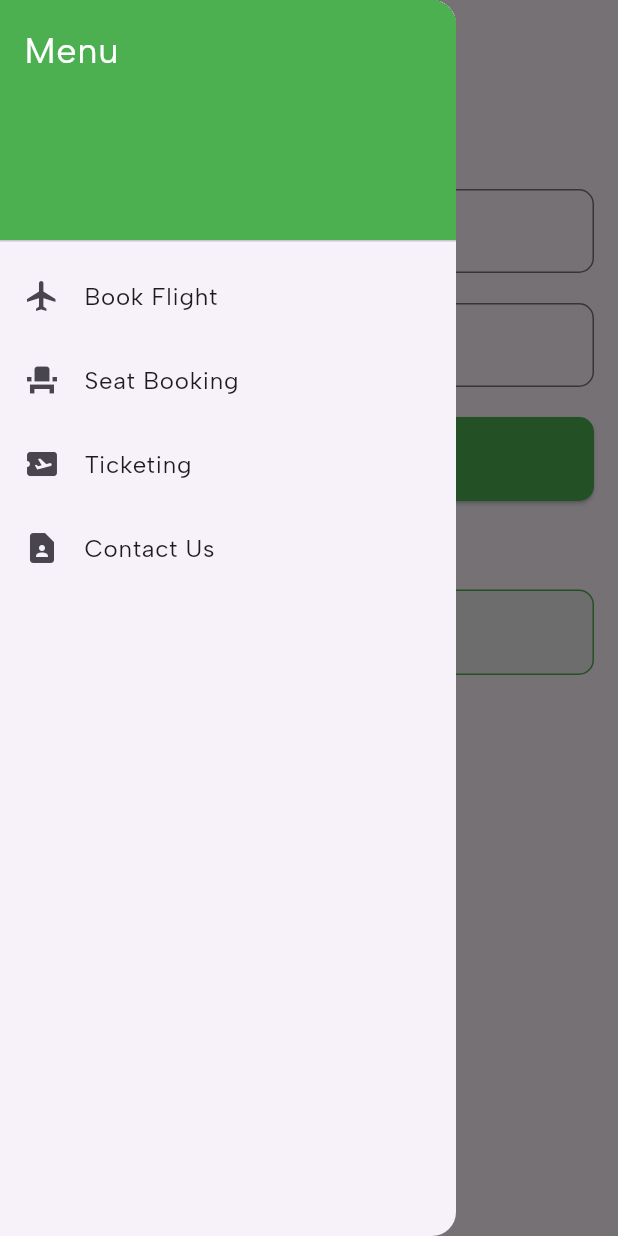
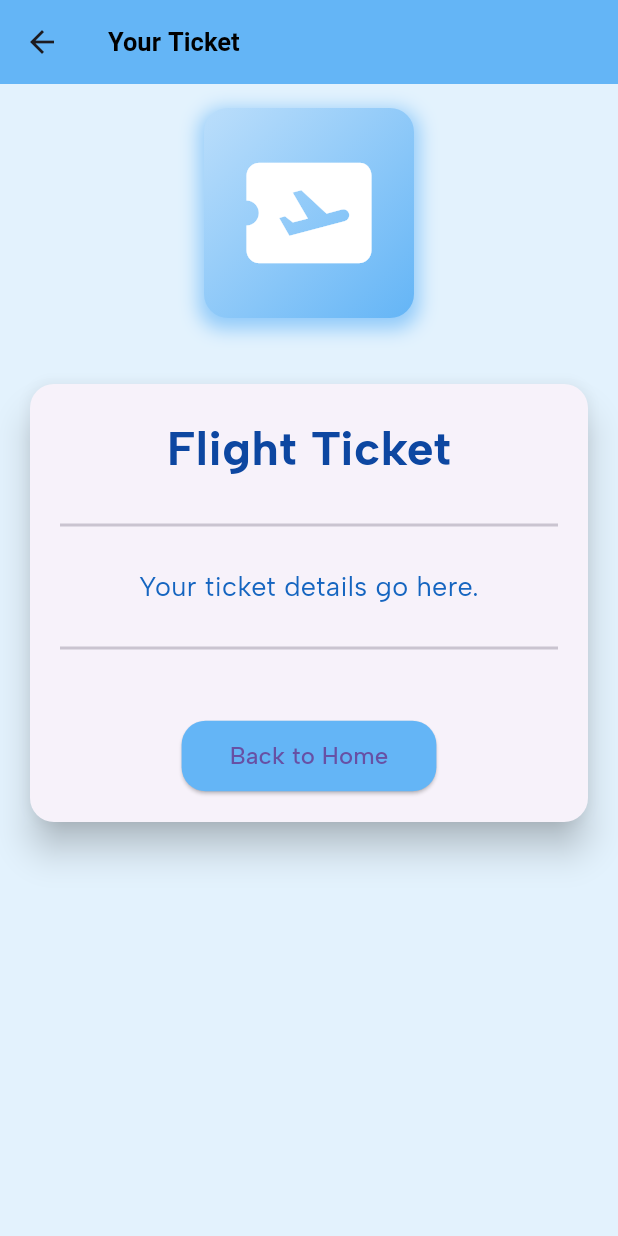
Before and after one commit to Collinstoo/Anga-App, a Flutter app: the PaymentPage screen opened directly, after a tap on the "menu" icon, after a tap on "Ticketing", on a phone screen of 412 x 824 dp. Run offline on Flutter 3.47's test engine with Material 3 defaults, Android fonts, the phone set to English and light mode, and no system bars; our stand-ins replace google_fonts, intl_phone_field; network calls fail.

Commit message:
added ticketing page

```diff
--- /dev/null
+++ b/lib/User/Ticketing_page.dart
@@ -0,0 +1,99 @@
+import 'package:flutter/material.dart';
+
+class TicketingPage extends StatelessWidget {
+  @override
+  Widget build(BuildContext context) {
+    return Scaffold(
+      backgroundColor: Colors.blue[50],
+      appBar: AppBar(
+        title: Text(
+          'Your Ticket',
+          style: TextStyle(fontFamily: 'Arial', fontWeight: FontWeight.bold),
+        ),
+        backgroundColor: Colors.blue[300],
+        elevation: 0,
+      ),
+      body: SingleChildScrollView(
+        padding: EdgeInsets.all(16.0),
+        child: Center(
+          child: Column(
+            mainAxisAlignment: MainAxisAlignment.center,
+            children: [
+              Container(
+                padding: EdgeInsets.all(20.0),
+                decoration: BoxDecoration(
+                  gradient: LinearGradient(
+                    colors: [Colors.blue[100]!, Colors.blue[300]!],
+                    begin: Alignment.topLeft,
+                    end: Alignment.bottomRight,
+                  ),
+                  borderRadius: BorderRadius.circular(16),
+                  boxShadow: [
+                    BoxShadow(
+                      color: Colors.blue[200]!,
+                      blurRadius: 10,
+                      spreadRadius: 3,
+                      offset: Offset(0, 4),
+                    ),
+                  ],
+                ),
+                child: Icon(
+                  Icons.airplane_ticket,
+                  size: 100,
+                  color: Colors.white,
+                ),
+              ),
+              SizedBox(height: 40),
+              Card(
+                elevation: 10,
+                shape: RoundedRectangleBorder(
+                  borderRadius: BorderRadius.circular(16),
+                ),
+                child: Padding(
+                  padding: const EdgeInsets.all(20.0),
+                  child: Column(
+                    mainAxisSize: MainAxisSize.min,
+                    children: [
+                      Text(
+                        'Flight Ticket',
+                        style: TextStyle(fontSize: 32, fontWeight: FontWeight.bold, color: Colors.blue[900]),
+                      ),
+                      SizedBox(height: 20),
+                      Divider(thickness: 2),
+                      SizedBox(height: 20),
+                      Text(
+                        'Your ticket details go here.',
+                        style: TextStyle(fontSize: 18, color: Colors.blue[800]),
+                        textAlign: TextAlign.center,
+                      ),
+                      SizedBox(height: 20),
+                      Divider(thickness: 2),
+                      SizedBox(height: 40),
+                      ElevatedButton(
+                        style: ElevatedButton.styleFrom(
+                          backgroundColor: Colors.blue[300],
+                          shape: RoundedRectangleBorder(
+                            borderRadius: BorderRadius.circular(16),
+                          ),
+                          padding: EdgeInsets.symmetric(horizontal: 32, vertical: 12),
+                        ),
+                        onPressed: () {
+
+                          Navigator.pop(context); // Example navigation back
+                        },
+                        child: Text(
+                          'Back to Home',
+                          style: TextStyle(fontSize: 16),
+                        ),
+                      ),
+                    ],
+                  ),
+                ),
+              ),
+            ],
+          ),
+        ),
+      ),
+    );
+  }
+}
--- a/lib/User/login_page.dart
+++ b/lib/User/login_page.dart
@@ -15,7 +15,7 @@ class _LoginPageState extends State<LoginPage> {
   bool isLoading = false; // Loading indicator
 
   Future<void> loginUser(String email, String password) async {
-    final url = Uri.parse('http://192.168.1.63:8000/api/login'); // Replace with your API endpoint
+    final url = Uri.parse('http://192.168.1.63:8000/api/login');
 
     try {
       final response = await http.post(
--- a/lib/User/payment_page.dart
+++ b/lib/User/payment_page.dart
@@ -1,6 +1,8 @@
 import 'package:flight_booking_application/User/contactus_page.dart';
 import 'package:flight_booking_application/User/seatbooking_page.dart';
 import 'package:flutter/material.dart';
+
+import 'Ticketing_page.dart';
 // import 'package:flight_booking_application/book_flight_page.dart';
 // import 'package:flight_booking_application/ticketing_page.dart';
 
@@ -71,10 +73,10 @@ class PaymentPage extends StatelessWidget {
               leading: Icon(Icons.airplane_ticket),
               title: Text('Ticketing'),
               onTap: () {
-                // Navigator.push(
-                //   context,
-                //   MaterialPageRoute(builder: (context) => TicketingPage()),
-                // );
+                Navigator.push(
+                  context,
+                  MaterialPageRoute(builder: (context) => TicketingPage()),
+                );
               },
             ),
             ListTile(
--- a/lib/admin/AdminLogin.dart
+++ b/lib/admin/AdminLogin.dart
@@ -30,7 +30,7 @@ class _AdminLoginState extends State<AdminLogin> {
 
 
     //API endpoint
-    final url = Uri.parse('https://dummyjson.com/auth/login');
+    final url = Uri.parse('http://192.168.1.63:8000/admin/login');
 
 
     try {
--- a/pubspec.yaml
+++ b/pubspec.yaml
@@ -41,6 +41,8 @@ dependencies:
   intl_phone_field: ^3.0.1
   shared_preferences: ^2.0.13
   url_launcher: ^6.0.20
+
+
 
   #  flutter_datetime_picker: ^1.5.0
 
```
Also changed, not shown: pubspec.lock.
